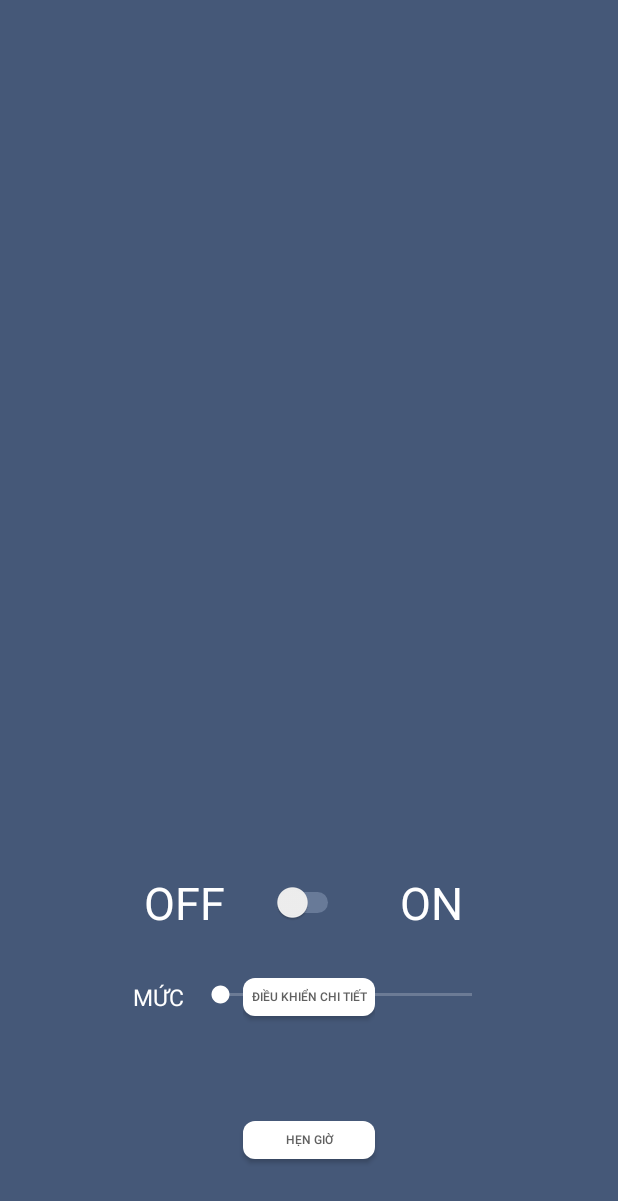
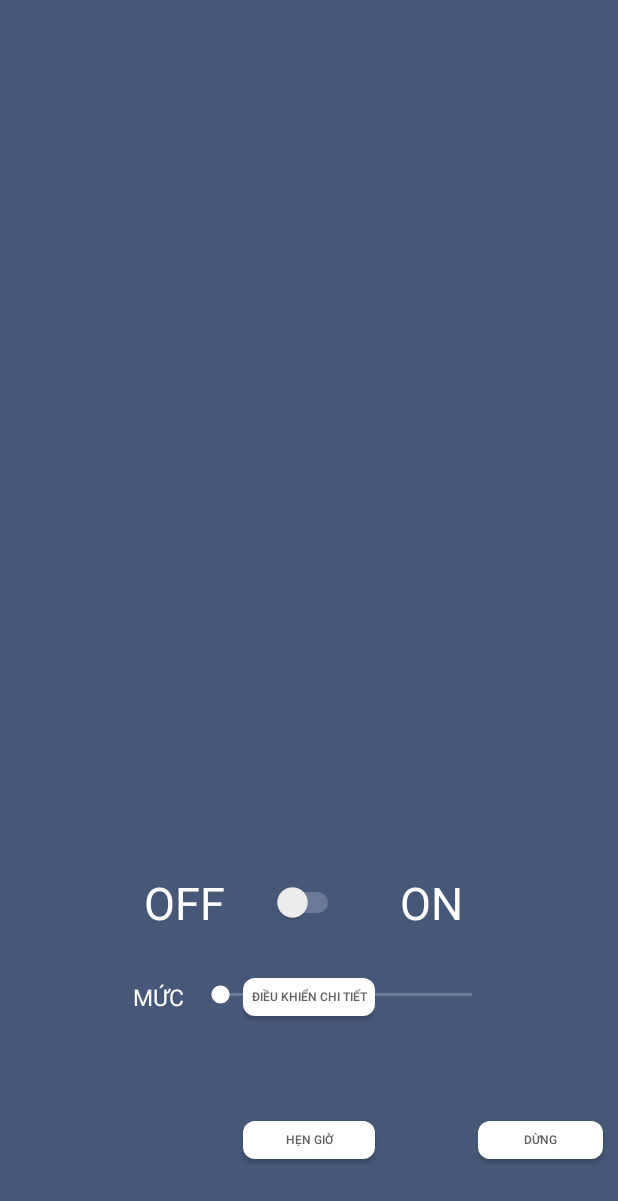
Before and after one commit to nquangminh96/MyIOTProject, an Android app: the layout activity_device_control.xml on its own in the app's theme, with its tools: preview values and no code run, on a phone screen of 412 x 824 dp. Shown: the top 1201 px of the screen. Run offline under Robolectric (Android 15) with nearby library versions, the phone set to English and light mode, and no system bars.

Commit message:
gan xong chuc nang hen gio

```diff
--- a/app/src/main/res/layout/activity_device_control.xml
+++ b/app/src/main/res/layout/activity_device_control.xml
@@ -221,6 +221,78 @@
             android:textSize="@dimen/size8sp"
             android:id="@+id/btnTimer"
             />
+        <LinearLayout
+            android:layout_width="match_parent"
+            android:layout_height="match_parent"
+            android:id="@+id/linearTimer"
+            android:orientation="horizontal"
+            android:weightSum="4"
+            >
+            <LinearLayout
+                android:layout_width="@dimen/size0dp"
+                android:layout_height="match_parent"
+                android:layout_weight="3"
+                android:orientation="vertical"
+                android:weightSum="3"
+                >
+                <RelativeLayout
+                    android:layout_width="match_parent"
+                    android:layout_height="@dimen/size0dp"
+                    android:layout_weight="1"
+                    >
+                    <TextView
+                        android:layout_width="wrap_content"
+                        android:layout_height="wrap_content"
+                        android:id="@+id/txtTimer0"
+                        android:textColor="@color/colorWhite"
+                        android:layout_centerInParent="true"
+                        />
+                </RelativeLayout>
+                <RelativeLayout
+                    android:layout_width="match_parent"
+                    android:layout_height="@dimen/size0dp"
+                    android:layout_weight="1"
+                    >
+                    <TextView
+                        android:layout_width="wrap_content"
+                        android:layout_height="wrap_content"
+                        android:id="@+id/txtTimer1"
+                        android:textColor="@color/colorWhite"
+                        android:layout_centerInParent="true"
+                        />
+                </RelativeLayout>
+                <RelativeLayout
+                    android:layout_width="match_parent"
+                    android:layout_height="@dimen/size0dp"
+                    android:layout_weight="1"
+                    >
+                    <TextView
+                        android:layout_width="wrap_content"
+                        android:layout_height="wrap_content"
+                        android:id="@+id/txtTimer2"
+                        android:textColor="@color/colorWhite"
+                        android:layout_centerInParent="true"
+                        />
+                </RelativeLayout>
+            </LinearLayout>
+            <RelativeLayout
+                android:layout_width="@dimen/size0dp"
+                android:layout_height="match_parent"
+                android:layout_weight="1"
+                >
+                <Button
+                    android:id="@+id/btnStopTimer"
+                    android:layout_width="wrap_content"
+                    android:layout_height="@dimen/size25dp"
+                    android:layout_centerInParent="true"
+                    android:background="@drawable/custombutton2"
+                    android:padding="@dimen/size5dp"
+                    android:text="Dừng"
+                    android:textColor="@color/colorTextHint"
+                    android:textSize="@dimen/size8sp"
+                    android:layout_margin="@dimen/size10dp"/>
+            </RelativeLayout>
+        </LinearLayout>
 
     </RelativeLayout>
 </LinearLayout>
```
Also changed, not shown: app/src/main/java/com/example/quangminh/myiotproject/Activity/DeviceActivity.java (+92 -14 lines).
